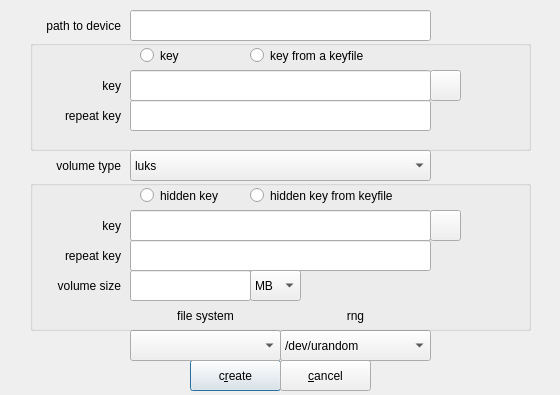
mhogomchungu/zuluCrypt, file zuluCrypt-gui/createvolume.ui: the form before one commit.
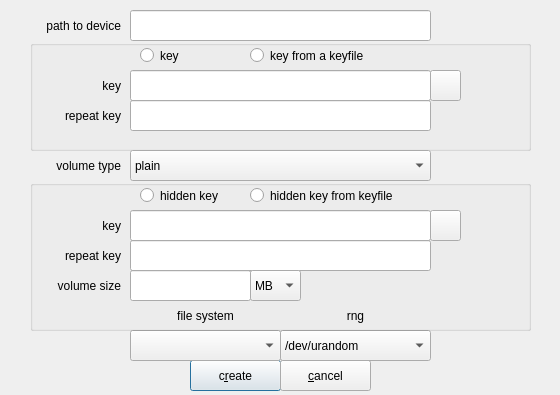
The form after the commit.

```diff
--- a/zuluCrypt-gui/createvolume.ui
+++ b/zuluCrypt-gui/createvolume.ui
@@ -217,7 +217,7 @@
    </property>
    <item>
     <property name="text">
-     <string notr="true">luks</string>
+     <string notr="true">plain</string>
     </property>
    </item>
    <item>
```
Left out of the diff: 2 changed lines with no effect on the pictures.
